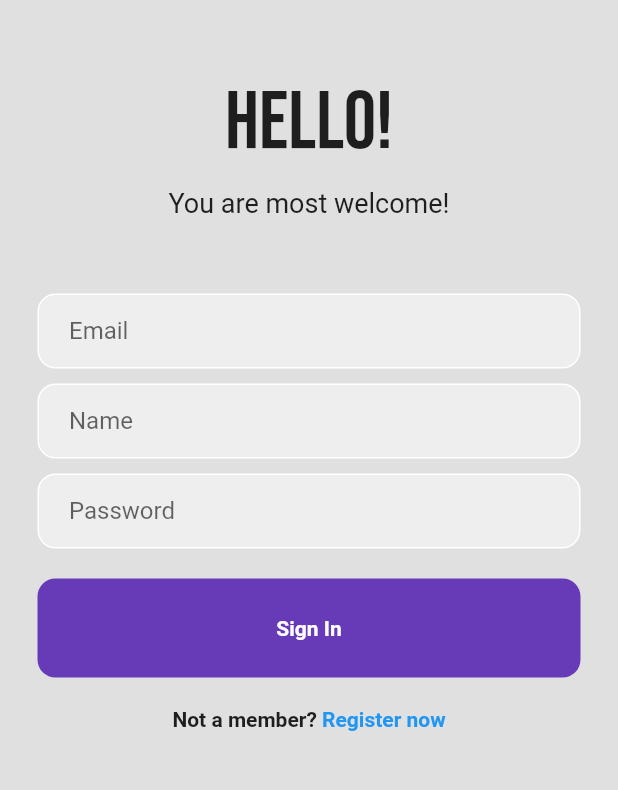
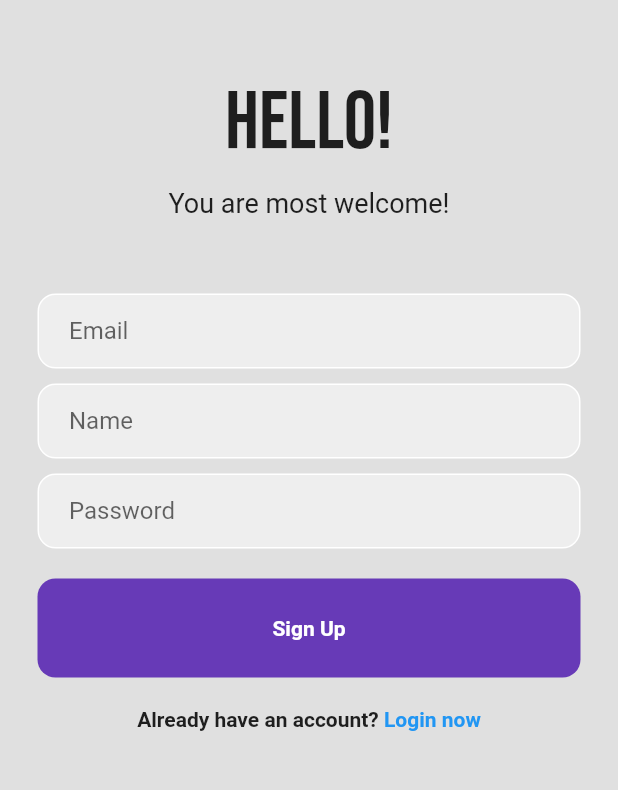
Before and after one commit to iZeroKim/Guest-Book-App, a Flutter app: the RegisterPage screen opened directly, on a phone screen of 412 x 824 dp, the part 365-1155 px from its top. Run offline on Flutter 3.47's test engine with Material 2 defaults, Android fonts, the phone set to English and light mode, and no system bars; our stand-ins replace firebase_auth, firebase_core, google_fonts; accounts and stored records are empty.

Commit message:
Minor register page ui fix

```diff
--- a/lib/views/auth/register_page.dart
+++ b/lib/views/auth/register_page.dart
@@ -120,7 +120,7 @@ class _RegisterPageState extends State<RegisterPage> {
                   ),
                   child: const Center(
                     child: Text(
-                      "Sign In",
+                      "Sign Up",
                       style: TextStyle(
                           color: Colors.white,
                           fontWeight: FontWeight.bold,
@@ -135,10 +135,10 @@ class _RegisterPageState extends State<RegisterPage> {
             Row(
               mainAxisAlignment: MainAxisAlignment.center,
               children: const [
-                Text("Not a member?",
+                Text("Already have an account?",
                     style: TextStyle(fontWeight: FontWeight.bold)),
                 Text(
-                  " Register now",
+                  " Login now",
                   style: TextStyle(
                       fontWeight: FontWeight.bold, color: Colors.blue),
                 )
```
